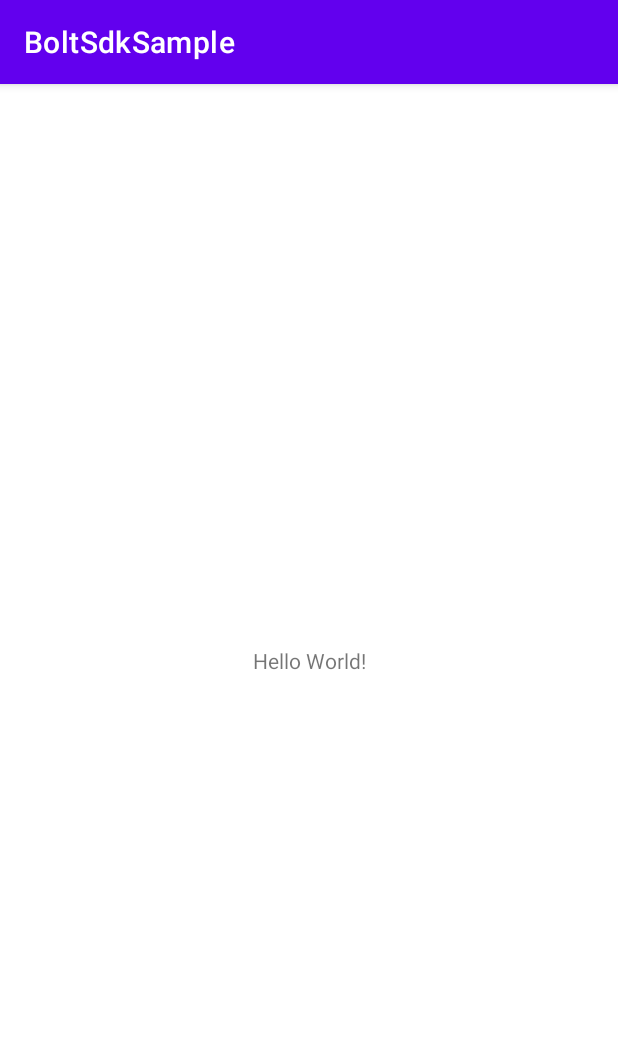
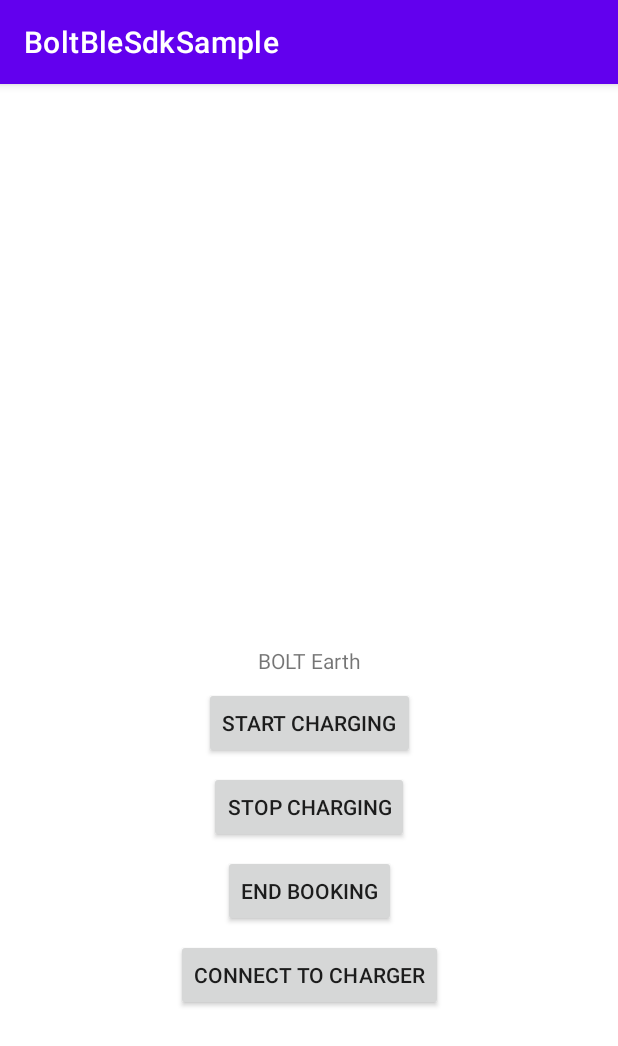
Before and after one commit to revos-dev/BoltSdkSample, an Android app: the screen it shows after launch (MainActivity), on a phone screen of 412 x 824 dp. Shown: the top 1046 px of the screen. Run offline under Robolectric (Android 15) with nearby library versions, the phone set to English and light mode, and no system bars; our stand-ins replace Timber; libraries missing offline, so code that uses them is left out: com.boltCore.android; 2 statements that could not run were skipped.

Commit message:
Updating sample app with bolt-sdk ble api's

```diff
--- a/app/src/main/java/com/boltsdk/sample/MainActivity.java
+++ /dev/null
@@ -1,31 +0,0 @@
-package com.boltsdk.sample;
-
-import androidx.appcompat.app.AppCompatActivity;
-import android.os.Bundle;
-import android.util.Log;
-import com.boltCore.android.sdk.BoltSDK;
-import com.boltCore.android.sdk.StatusCallBack;
-
-public class MainActivity extends AppCompatActivity {
-
-    private static String TAG = MainActivity.class.getName();
-    @Override
-    protected void onCreate(Bundle savedInstanceState) {
-        super.onCreate(savedInstanceState);
-        setContentView(R.layout.activity_main);
-
-        BoltSDK.getInstance().initialize(MainActivity.this, "your_generated_api_key", "user_id", new StatusCallBack() {
-            @Override
-            public void onStatusChange(String s) {
-                Log.d(TAG, "onStatusChange = " + s);
-            }
-
-            @Override
-            public void onError(String s) {
-                Log.d(TAG, "onError = " + s);
-            }
-        }, null, null, null, null, null, null);
-
-        BoltSDK.getInstance().launchBolt();
-    }
-}
--- /dev/null
+++ b/app/src/main/java/com/example/boltblesdksample/MainActivity.kt
@@ -0,0 +1,99 @@
+package com.example.boltblesdksample
+
+import androidx.appcompat.app.AppCompatActivity
+import android.os.Bundle
+import android.view.View
+import android.widget.Button
+import android.widget.Toast
+import com.boltCore.android.BoltSdk
+import com.boltCore.android.managers.BoltManager
+import timber.log.Timber
+
+class MainActivity : AppCompatActivity() {
+    lateinit var boltManager: BoltManager
+    override fun onCreate(savedInstanceState: Bundle?) {
+        super.onCreate(savedInstanceState)
+        setContentView(R.layout.activity_main)
+
+
+        val bookingObj = "" //insert booking object here
+
+        setupViews()
+
+        boltManager = BoltSdk.getBoltManager(this, applicationContext, bookingObj)
+
+        boltManager.setCallBack(boltManagerCallback)
+
+    }
+
+    private val boltManagerCallback = object : BoltManager.Callback {
+        override fun onError(status: String) {
+            Timber.d("onError: %s", status)
+            Toast.makeText(applicationContext, "onError: " + status, Toast.LENGTH_SHORT).show()
+        }
+
+        override fun onChargerFound(chargerId: String, status: String) {
+            super.onChargerFound(chargerId, status)
+            Timber.d("onChargerFound: chargerId: %s   |   status: %s", chargerId, status)
+            Toast.makeText(applicationContext, "onChargerFound" + chargerId, Toast.LENGTH_SHORT).show()
+        }
+
+        override fun onChargerConnected(chargerId: String, bleName: String, status: String) {
+            super.onChargerConnected(chargerId, bleName, status)
+            Timber.d("onChargerConnected: chargerId: %s | bleName: %s | status: %s", chargerId, bleName, status)
+            Toast.makeText(applicationContext, "onChargerConnected" + chargerId, Toast.LENGTH_SHORT).show()
+
+        }
+
+        override fun onChargerConnectionFailed(status: String) {
+            super.onChargerConnectionFailed(status)
+            Timber.d("onChargerConnectionFailed: %s", status)
+            Toast.makeText(applicationContext, "onChargerConnectionFailed: " + status, Toast.LENGTH_SHORT).show()
+
+        }
+
+        override fun onChargingStarted() {
+            super.onChargingStarted()
+            Timber.d("onChargingStarted")
+            Toast.makeText(applicationContext, "onChargingStarted", Toast.LENGTH_SHORT).show()
+
+        }
+
+        override fun onChargingStopped() {
+            super.onChargingStopped()
+            Timber.d("onChargingStopped")
+            Toast.makeText(applicationContext, "onChargingStopped", Toast.LENGTH_SHORT).show()
+
+        }
+
+        override fun onDisconnected(chargerId: String, bleName: String, status: String) {
+            super.onDisconnected(chargerId, bleName, status)
+            Timber.d("onDisconnected: chargerId: %s | bleName: %s | status: %s", chargerId, bleName, status)
+            Toast.makeText(applicationContext, "onDisconnected" + chargerId, Toast.LENGTH_SHORT).show()
+
+        }
+    }
+
+    private fun setupViews() {
+        val startChargingButton = findViewById<View>(R.id.start_charging) as Button
+        val stopChargingButton = findViewById<View>(R.id.stop_charging) as Button
+        val endChargingButton = findViewById<View>(R.id.end_charging) as Button
+        val connectToDeviceButton = findViewById<View>(R.id.connect_to_device) as Button
+
+        startChargingButton.setOnClickListener {
+            boltManager.startCharger()
+        }
+
+        stopChargingButton.setOnClickListener {
+            boltManager.stopCharger()
+        }
+
+        endChargingButton.setOnClickListener {
+            boltManager.endBooking()
+        }
+
+        connectToDeviceButton.setOnClickListener {
+            boltManager.connectToDevice()
+        }
+    }
+}
--- a/app/src/main/res/layout/activity_main.xml
+++ b/app/src/main/res/layout/activity_main.xml
@@ -1,5 +1,6 @@
 <?xml version="1.0" encoding="utf-8"?>
-<androidx.constraintlayout.widget.ConstraintLayout xmlns:android="http://schemas.android.com/apk/res/android"
+<androidx.constraintlayout.widget.ConstraintLayout
+    xmlns:android="http://schemas.android.com/apk/res/android"
     xmlns:app="http://schemas.android.com/apk/res-auto"
     xmlns:tools="http://schemas.android.com/tools"
     android:layout_width="match_parent"
@@ -7,12 +8,54 @@
     tools:context=".MainActivity">
 
     <TextView
+        android:id="@+id/title_text"
         android:layout_width="wrap_content"
         android:layout_height="wrap_content"
-        android:text="Hello World!"
+        android:text="BOLT Earth"
         app:layout_constraintBottom_toBottomOf="parent"
         app:layout_constraintLeft_toLeftOf="parent"
         app:layout_constraintRight_toRightOf="parent"
         app:layout_constraintTop_toTopOf="parent" />
 
+
+    <androidx.appcompat.widget.AppCompatButton
+        android:id="@+id/start_charging"
+        android:layout_width="wrap_content"
+        android:layout_height="wrap_content"
+        android:layout_marginTop="8dp"
+        android:text="Start Charging"
+        app:layout_constraintTop_toBottomOf="@+id/title_text"
+        app:layout_constraintStart_toStartOf="parent"
+        app:layout_constraintEnd_toEndOf="parent"/>
+
+    <androidx.appcompat.widget.AppCompatButton
+        android:id="@+id/stop_charging"
+        android:layout_width="wrap_content"
+        android:layout_height="wrap_content"
+        android:layout_marginTop="8dp"
+        android:text="Stop Charging"
+        app:layout_constraintTop_toBottomOf="@+id/start_charging"
+        app:layout_constraintStart_toStartOf="parent"
+        app:layout_constraintEnd_toEndOf="parent"/>
+
+    <androidx.appcompat.widget.AppCompatButton
+        android:id="@+id/end_charging"
+        android:layout_width="wrap_content"
+        android:layout_height="wrap_content"
+        android:layout_marginTop="8dp"
+        android:text="End Booking"
+        app:layout_constraintTop_toBottomOf="@+id/stop_charging"
+        app:layout_constraintStart_toStartOf="parent"
+        app:layout_constraintEnd_toEndOf="parent"/>
+
+    <androidx.appcompat.widget.AppCompatButton
+        android:id="@+id/connect_to_device"
+        android:layout_width="wrap_content"
+        android:layout_height="wrap_content"
+        android:layout_marginTop="8dp"
+        android:text="Connect To Charger"
+        app:layout_constraintTop_toBottomOf="@+id/end_charging"
+        app:layout_constraintStart_toStartOf="parent"
+        app:layout_constraintEnd_toEndOf="parent"/>
+
 </androidx.constraintlayout.widget.ConstraintLayout>
--- a/app/src/main/res/values-night/themes.xml
+++ b/app/src/main/res/values-night/themes.xml
@@ -1,6 +1,6 @@
 <resources xmlns:tools="http://schemas.android.com/tools">
     <!-- Base application theme. -->
-    <style name="Theme.BoltSdkApplication" parent="Theme.MaterialComponents.DayNight.DarkActionBar">
+    <style name="Theme.BoltBleSdkSample" parent="Theme.MaterialComponents.DayNight.DarkActionBar">
         <!-- Primary brand color. -->
         <item name="colorPrimary">@color/purple_200</item>
         <item name="colorPrimaryVariant">@color/purple_700</item>
--- a/app/src/main/res/values/strings.xml
+++ b/app/src/main/res/values/strings.xml
@@ -1,3 +1,3 @@
 <resources>
-    <string name="app_name">BoltSdkSample</string>
+    <string name="app_name">BoltBleSdkSample</string>
 </resources>
--- a/app/src/main/res/values/themes.xml
+++ b/app/src/main/res/values/themes.xml
@@ -1,6 +1,6 @@
 <resources xmlns:tools="http://schemas.android.com/tools">
     <!-- Base application theme. -->
-    <style name="Theme.BoltSdkApplication" parent="Theme.MaterialComponents.DayNight.DarkActionBar">
+    <style name="Theme.BoltBleSdkSample" parent="Theme.MaterialComponents.DayNight.DarkActionBar">
         <!-- Primary brand color. -->
         <item name="colorPrimary">@color/purple_500</item>
         <item name="colorPrimaryVariant">@color/purple_700</item>
--- a/gradle.properties
+++ b/gradle.properties
@@ -15,4 +15,7 @@ org.gradle.jvmargs=-Xmx2048m -Dfile.encoding=UTF-8
 # Android operating system, and which are packaged with your app"s APK
 # https://developer.android.com/topic/libraries/support-library/androidx-rn
 android.useAndroidX=true
+# Automatically convert third-party libraries to use AndroidX
 android.enableJetifier=true
+# Kotlin code style for this project: "official" or "obsolete":
+kotlin.code.style=official
```
Also changed, not shown: app/build.gradle (+18 -19 lines), app/src/main/AndroidManifest.xml (+6 -3 lines), build.gradle (+3 -9 lines), settings.gradle (+9 -1 lines), gradle/wrapper/gradle-wrapper.properties, 5 other files.
